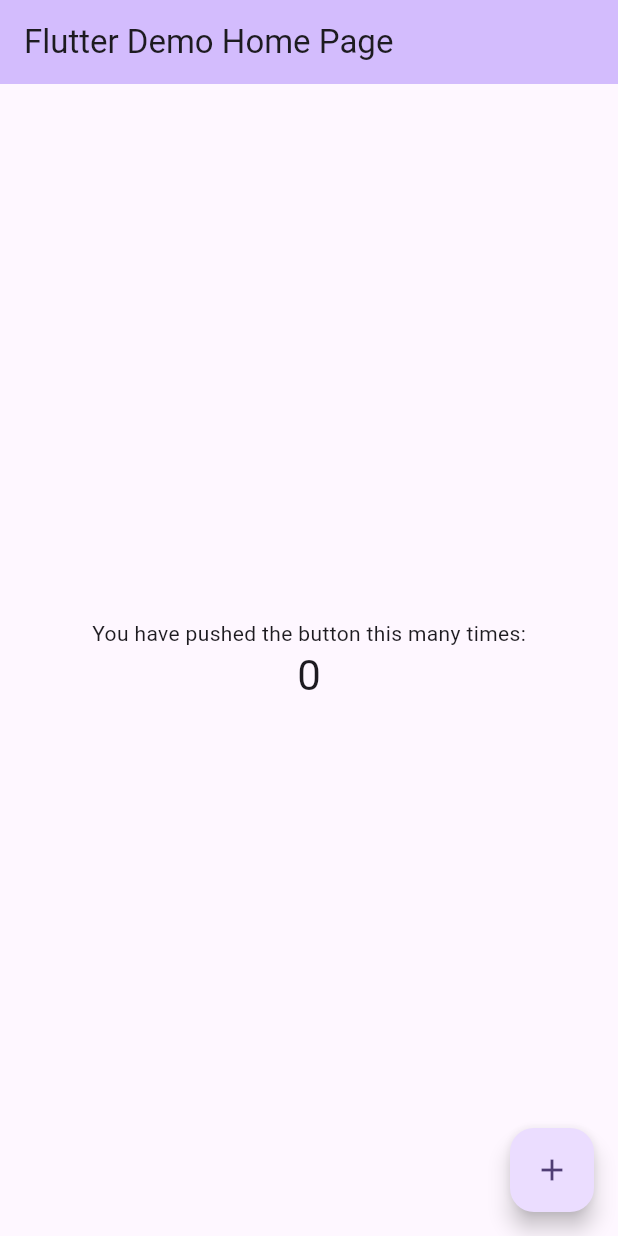
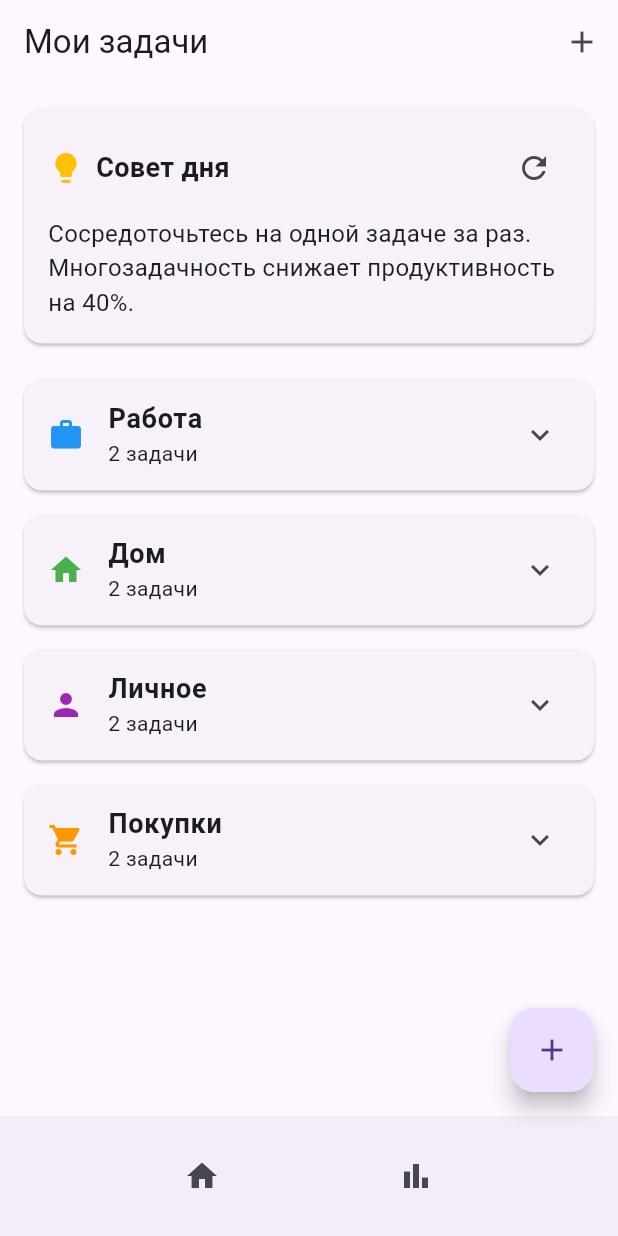
Before and after one commit to CoJleBaP/flutter-labs, a Flutter app: the screen it shows after launch, on a phone screen of 412 x 824 dp. Run offline on Flutter 3.47's test engine with Material 3 defaults, Android fonts, the phone set to English and light mode, and no system bars.

Commit message:
Лабораторная работа 4: Вёрстка 3 экранов Smart Todo List: главный, добавление, статистика

```diff
--- a/my_app/lib/main.dart
+++ b/my_app/lib/main.dart
@@ -1,122 +1,23 @@
 import 'package:flutter/material.dart';
+import 'screens/home_screen.dart';
+import 'screens/add_task_screen.dart';
+import 'screens/statistics_screen.dart';
 
 void main() {
-  runApp(const MyApp());
+  runApp(const MainApp());
 }
 
-class MyApp extends StatelessWidget {
-  const MyApp({super.key});
+class MainApp extends StatelessWidget {
+  const MainApp({super.key});
 
-  // This widget is the root of your application.
   @override
   Widget build(BuildContext context) {
     return MaterialApp(
-      title: 'Flutter Demo',
-      theme: ThemeData(
-        // This is the theme of your application.
-        //
-        // TRY THIS: Try running your application with "flutter run". You'll see
-        // the application has a purple toolbar. Then, without quitting the app,
-        // try changing the seedColor in the colorScheme below to Colors.green
-        // and then invoke "hot reload" (save your changes or press the "hot
-        // reload" button in a Flutter-supported IDE, or press "r" if you used
-        // the command line to start the app).
-        //
-        // Notice that the counter didn't reset back to zero; the application
-        // state is not lost during the reload. To reset the state, use hot
-        // restart instead.
-        //
-        // This works for code too, not just values: Most code changes can be
-        // tested with just a hot reload.
-        colorScheme: .fromSeed(seedColor: Colors.deepPurple),
-      ),
-      home: const MyHomePage(title: 'Flutter Demo Home Page'),
+      title: 'Smart Todo List',
+      theme: ThemeData(primarySwatch: Colors.blue, useMaterial3: true),
+      home: const HomeScreen(), // Показываем главный экран
+      //home: const AddTaskScreen(), // Экран добавления задачи
+      //home: const StatisticsScreen(), // Экран статистики
     );
   }
 }
-
-class MyHomePage extends StatefulWidget {
-  const MyHomePage({super.key, required this.title});
-
-  // This widget is the home page of your application. It is stateful, meaning
-  // that it has a State object (defined below) that contains fields that affect
-  // how it looks.
-
-  // This class is the configuration for the state. It holds the values (in this
-  // case the title) provided by the parent (in this case the App widget) and
-  // used by the build method of the State. Fields in a Widget subclass are
-  // always marked "final".
-
-  final String title;
-
-  @override
-  State<MyHomePage> createState() => _MyHomePageState();
-}
-
-class _MyHomePageState extends State<MyHomePage> {
-  int _counter = 0;
-
-  void _incrementCounter() {
-    setState(() {
-      // This call to setState tells the Flutter framework that something has
-      // changed in this State, which causes it to rerun the build method below
-      // so that the display can reflect the updated values. If we changed
-      // _counter without calling setState(), then the build method would not be
-      // called again, and so nothing would appear to happen.
-      _counter++;
-    });
-  }
-
-  @override
-  Widget build(BuildContext context) {
-    // This method is rerun every time setState is called, for instance as done
-    // by the _incrementCounter method above.
-    //
-    // The Flutter framework has been optimized to make rerunning build methods
-    // fast, so that you can just rebuild anything that needs updating rather
-    // than having to individually change instances of widgets.
-    return Scaffold(
-      appBar: AppBar(
-        // TRY THIS: Try changing the color here to a specific color (to
-        // Colors.amber, perhaps?) and trigger a hot reload to see the AppBar
-        // change color while the other colors stay the same.
-        backgroundColor: Theme.of(context).colorScheme.inversePrimary,
-        // Here we take the value from the MyHomePage object that was created by
-        // the App.build method, and use it to set our appbar title.
-        title: Text(widget.title),
-      ),
-      body: Center(
-        // Center is a layout widget. It takes a single child and positions it
-        // in the middle of the parent.
-        child: Column(
-          // Column is also a layout widget. It takes a list of children and
-          // arranges them vertically. By default, it sizes itself to fit its
-          // children horizontally, and tries to be as tall as its parent.
-          //
-          // Column has various properties to control how it sizes itself and
-          // how it positions its children. Here we use mainAxisAlignment to
-          // center the children vertically; the main axis here is the vertical
-          // axis because Columns are vertical (the cross axis would be
-          // horizontal).
-          //
-          // TRY THIS: Invoke "debug painting" (choose the "Toggle Debug Paint"
-          // action in the IDE, or press "p" in the console), to see the
-          // wireframe for each widget.
-          mainAxisAlignment: .center,
-          children: [
-            const Text('You have pushed the button this many times:'),
-            Text(
-              '$_counter',
-              style: Theme.of(context).textTheme.headlineMedium,
-            ),
-          ],
-        ),
-      ),
-      floatingActionButton: FloatingActionButton(
-        onPressed: _incrementCounter,
-        tooltip: 'Increment',
-        child: const Icon(Icons.add),
-      ),
-    );
-  }
-}
--- /dev/null
+++ b/my_app/lib/screens/home_screen.dart
@@ -0,0 +1,164 @@
+import 'package:flutter/material.dart';
+import 'add_task_screen.dart';
+import 'statistics_screen.dart';
+
+class HomeScreen extends StatelessWidget {
+  const HomeScreen({super.key});
+
+  @override
+  Widget build(BuildContext context) {
+    return Scaffold(
+      appBar: AppBar(
+        title: const Text('Мои задачи'),
+        actions: [
+          IconButton(
+            icon: const Icon(Icons.add),
+            onPressed: () {
+              // Пока без навигации
+            },
+          ),
+        ],
+      ),
+      body: Column(
+        children: [
+          // Виджет совета по продуктивности
+          _buildAdviceWidget(),
+
+          // Список категорий и задач
+          Expanded(child: _buildTasksList()),
+        ],
+      ),
+      floatingActionButton: FloatingActionButton(
+        onPressed: () {
+          // Пока без навигации
+        },
+        child: const Icon(Icons.add),
+        tooltip: 'Добавить задачу',
+      ),
+      bottomNavigationBar: BottomAppBar(
+        child: Row(
+          mainAxisAlignment: MainAxisAlignment.spaceEvenly,
+          children: [
+            IconButton(
+              icon: const Icon(Icons.home),
+              onPressed: () {},
+              tooltip: 'Главная',
+            ),
+            IconButton(
+              icon: const Icon(Icons.bar_chart),
+              onPressed: () {
+                // Пока без навигации
+              },
+              tooltip: 'Статистика',
+            ),
+          ],
+        ),
+      ),
+    );
+  }
+
+  Widget _buildAdviceWidget() {
+    return Card(
+      margin: const EdgeInsets.all(16),
+      child: Padding(
+        padding: const EdgeInsets.all(16),
+        child: Column(
+          crossAxisAlignment: CrossAxisAlignment.start,
+          children: [
+            Row(
+              children: [
+                const Icon(Icons.lightbulb, color: Colors.amber),
+                const SizedBox(width: 8),
+                const Text(
+                  'Совет дня',
+                  style: TextStyle(fontSize: 18, fontWeight: FontWeight.bold),
+                ),
+                const Spacer(),
+                IconButton(
+                  icon: const Icon(Icons.refresh),
+                  onPressed: () {},
+                  tooltip: 'Обновить совет',
+                ),
+              ],
+            ),
+            const SizedBox(height: 8),
+            const Text(
+              'Сосредоточьтесь на одной задаче за раз. Многозадачность снижает продуктивность на 40%.',
+              style: TextStyle(fontSize: 16),
+            ),
+          ],
+        ),
+      ),
+    );
+  }
+
+  Widget _buildTasksList() {
+    final categories = {
+      'Работа': ['Подготовить отчёт', 'Совещание в 15:00'],
+      'Дом': ['Купить продукты', 'Убраться в квартире'],
+      'Личное': ['Сходить в спортзал', 'Прочитать книгу'],
+      'Покупки': ['Новый монитор', 'Канцелярия'],
+    };
+
+    return ListView(
+      children: [
+        for (final category in categories.entries)
+          Card(
+            margin: const EdgeInsets.symmetric(horizontal: 16, vertical: 8),
+            child: ExpansionTile(
+              leading: _getCategoryIcon(category.key),
+              title: Text(
+                category.key,
+                style: const TextStyle(
+                  fontSize: 18,
+                  fontWeight: FontWeight.bold,
+                ),
+              ),
+              subtitle: Text('${category.value.length} задачи'),
+              children: [
+                for (final task in category.value)
+                  ListTile(
+                    leading: Checkbox(
+                      value: false, // Пока статично
+                      onChanged: (value) {},
+                    ),
+                    title: Text(task),
+                    subtitle: const Text('Средний приоритет'),
+                    trailing: IconButton(
+                      icon: const Icon(Icons.more_vert),
+                      onPressed: () {},
+                    ),
+                  ),
+                Padding(
+                  padding: const EdgeInsets.all(8.0),
+                  child: ElevatedButton.icon(
+                    onPressed: () {},
+                    icon: const Icon(Icons.add),
+                    label: const Text('Добавить задачу'),
+                    style: ElevatedButton.styleFrom(
+                      minimumSize: const Size(double.infinity, 48),
+                    ),
+                  ),
+                ),
+              ],
+            ),
+          ),
+      ],
+    );
+  }
+
+  Icon _getCategoryIcon(String category) {
+    switch (category) {
+      case 'Работа':
+        return const Icon(Icons.work, color: Colors.blue);
+      case 'Дом':
+        return const Icon(Icons.home, color: Colors.green);
+      case 'Личное':
+        return const Icon(Icons.person, color: Colors.purple);
+      case 'Покупки':
+        return const Icon(Icons.shopping_cart, color: Colors.orange);
+      default:
+        return const Icon(Icons.category);
+    }
+  }
+}
--- a/my_app/pubspec.yaml
+++ b/my_app/pubspec.yaml
@@ -1,5 +1,5 @@
 name: my_app
-description: "A new Flutter project."
+description: "Smart Todo List"
 # The following line prevents the package from being accidentally published to
 # pub.dev using `flutter pub publish`. This is preferred for private packages.
 publish_to: 'none' # Remove this line if you wish to publish to pub.dev
```
Also changed, not shown: my_app/lib/screens/add_task_screen.dart (added, +137 -0 lines), my_app/lib/screens/statistics_screen.dart (added, +160 -0 lines), 1 other file.
